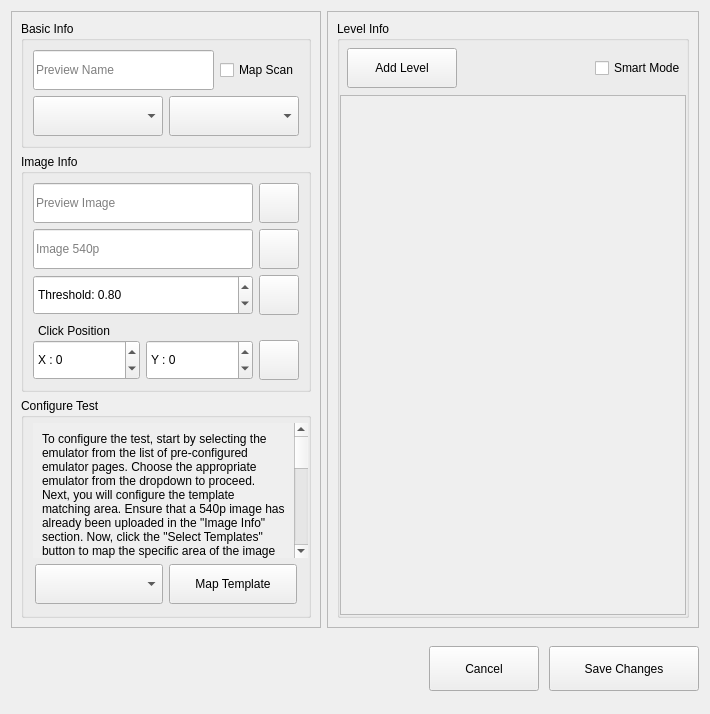
Above: gui/ui_files/monster_edit_dialog.ui from evsahal/TaskEX before the change. Below: the same form after it.
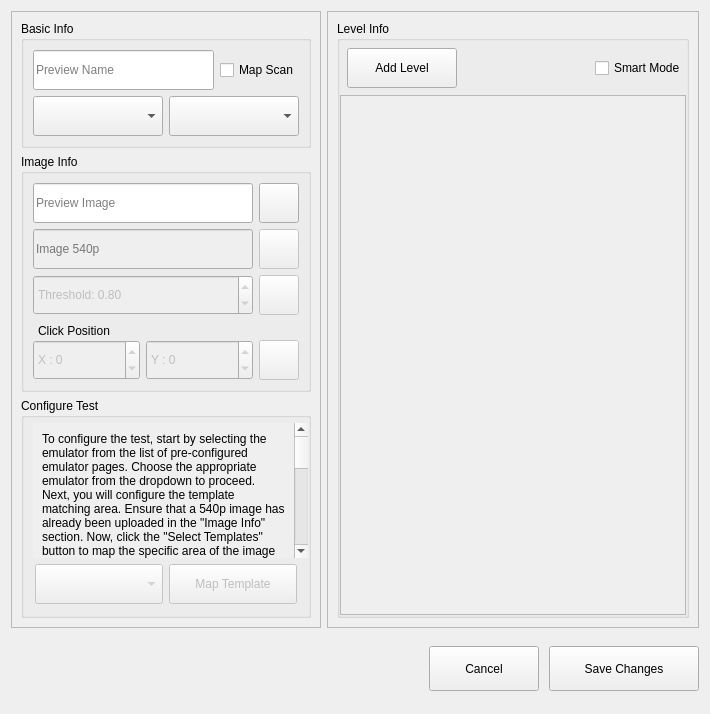
That is the form after the change. Icons and pictures are not drawn.

The edit to the form file:
```diff
--- a/gui/ui_files/monster_edit_dialog.ui
+++ b/gui/ui_files/monster_edit_dialog.ui
@@ -233,6 +233,9 @@
                   </property>
                   <item row="1" column="0">
                    <widget class="QLineEdit" name="p540_image_line_edit">
+                    <property name="enabled">
+                     <bool>false</bool>
+                    </property>
                     <property name="minimumSize">
                      <size>
                       <width>0</width>
@@ -322,6 +325,9 @@
                         </property>
                         <item>
                          <widget class="QSpinBox" name="click_x_spin_box">
+                          <property name="enabled">
+                           <bool>false</bool>
+                          </property>
                           <property name="minimumSize">
                            <size>
                             <width>100</width>
@@ -350,6 +356,9 @@
                         </item>
                         <item>
                          <widget class="QSpinBox" name="click_y_spin_box">
+                          <property name="enabled">
+                           <bool>false</bool>
+                          </property>
                           <property name="minimumSize">
                            <size>
                             <width>100</width>
@@ -375,6 +384,9 @@
                         </item>
                         <item>
                          <widget class="QPushButton" name="simulate_click_btn">
+                          <property name="enabled">
+                           <bool>false</bool>
+                          </property>
                           <property name="minimumSize">
                            <size>
                             <width>40</width>
@@ -397,6 +409,9 @@
                   </item>
                   <item row="3" column="1">
                    <widget class="QPushButton" name="find_threshold_btn">
+                    <property name="enabled">
+                     <bool>false</bool>
+                    </property>
                     <property name="minimumSize">
                      <size>
                       <width>40</width>
@@ -426,6 +441,9 @@
                   </item>
                   <item row="3" column="0">
                    <widget class="QDoubleSpinBox" name="threshod_spin_box">
+                    <property name="enabled">
+                     <bool>false</bool>
+                    </property>
                     <property name="minimumSize">
                      <size>
                       <width>0</width>
@@ -451,6 +469,9 @@
                   </item>
                   <item row="1" column="1">
                    <widget class="QPushButton" name="browse_540p_btn">
+                    <property name="enabled">
+                     <bool>false</bool>
+                    </property>
                     <property name="minimumSize">
                      <size>
                       <width>40</width>
@@ -617,7 +638,10 @@
                    <number>11</number>
                   </property>
                   <item>
-                   <widget class="QComboBox" name="choose_emulator_check_box">
+                   <widget class="QComboBox" name="choose_emulator_combo_box">
+                    <property name="enabled">
+                     <bool>false</bool>
+                    </property>
                     <property name="minimumSize">
                      <size>
                       <width>0</width>
@@ -631,6 +655,9 @@
                   </item>
                   <item>
                    <widget class="QPushButton" name="map_template_btn">
+                    <property name="enabled">
+                     <bool>false</bool>
+                    </property>
                     <property name="minimumSize">
                      <size>
                       <width>0</width>
```
